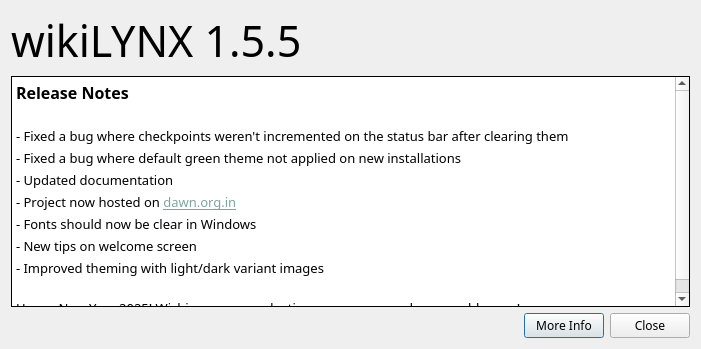
Above: wikiLYNX/ui/whatsnew.ui from flamboyantpenguin/wikilynx before the change. Below: the same form after it.
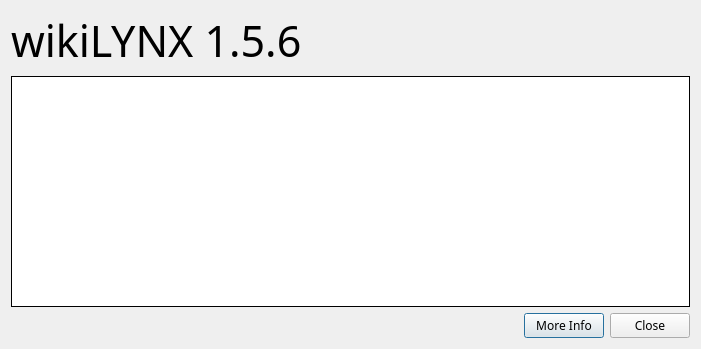
That is the form after the change. Icons and pictures are not drawn.

Commit message: Release 1.5.6-C3 - New BaseBrowser UI Class - Version Bump - UI Improvments - Major Code Cleanup - Performance Improvements

The edit to the form file:
```diff
--- a/wikiLYNX/ui/whatsnew.ui
+++ b/wikiLYNX/ui/whatsnew.ui
@@ -33,7 +33,7 @@
       </font>
      </property>
      <property name="text">
-      <string>wikiLYNX 1.5.5</string>
+      <string>wikiLYNX 1.5.6</string>
      </property>
     </widget>
    </item>
@@ -84,17 +84,7 @@
 li.unchecked::marker { content: &quot;\2610&quot;; }
 li.checked::marker { content: &quot;\2612&quot;; }
 &lt;/style&gt;&lt;/head&gt;&lt;body style=&quot; font-family:'Comfortaa'; font-size:10pt; font-weight:400; font-style:normal;&quot;&gt;
-&lt;p style=&quot; margin-top:0px; margin-bottom:0px; margin-left:0px; margin-right:0px; -qt-block-indent:0; text-indent:0px;&quot;&gt;&lt;span style=&quot; font-size:12pt; font-weight:700;&quot;&gt;Release Notes&lt;/span&gt;&lt;/p&gt;
-&lt;p style=&quot;-qt-paragraph-type:empty; margin-top:0px; margin-bottom:0px; margin-left:0px; margin-right:0px; -qt-block-indent:0; text-indent:10px; font-size:12pt;&quot;&gt;&lt;br /&gt;&lt;/p&gt;
-&lt;p style=&quot; margin-top:0px; margin-bottom:4px; margin-left:0px; margin-right:0px; -qt-block-indent:0; text-indent:0px;&quot;&gt;- Fixed a bug where checkpoints weren't incremented on the status bar after clearing them &lt;/p&gt;
-&lt;p style=&quot; margin-top:0px; margin-bottom:4px; margin-left:0px; margin-right:0px; -qt-block-indent:0; text-indent:0px;&quot;&gt;- Fixed a bug where default green theme not applied on new installations &lt;/p&gt;
-&lt;p style=&quot; margin-top:0px; margin-bottom:4px; margin-left:0px; margin-right:0px; -qt-block-indent:0; text-indent:0px;&quot;&gt;- Updated documentation&lt;/p&gt;
-&lt;p style=&quot; margin-top:0px; margin-bottom:4px; margin-left:0px; margin-right:0px; -qt-block-indent:0; text-indent:0px;&quot;&gt;- Project now hosted on &lt;a href=&quot;https://dawn.org.in&quot;&gt;&lt;span style=&quot; text-decoration: underline; color:#7fa59d;&quot;&gt;dawn.org.in&lt;/span&gt;&lt;/a&gt;&lt;/p&gt;
-&lt;p style=&quot; margin-top:0px; margin-bottom:4px; margin-left:0px; margin-right:0px; -qt-block-indent:0; text-indent:0px;&quot;&gt;- Fonts should now be clear in Windows&lt;/p&gt;
-&lt;p style=&quot; margin-top:0px; margin-bottom:4px; margin-left:0px; margin-right:0px; -qt-block-indent:0; text-indent:0px;&quot;&gt;- New tips on welcome screen&lt;/p&gt;
-&lt;p style=&quot; margin-top:0px; margin-bottom:4px; margin-left:0px; margin-right:0px; -qt-block-indent:0; text-indent:0px;&quot;&gt;- Improved theming with light/dark variant images&lt;/p&gt;
-&lt;p style=&quot;-qt-paragraph-type:empty; margin-top:0px; margin-bottom:0px; margin-left:0px; margin-right:0px; -qt-block-indent:0; text-indent:0px;&quot;&gt;&lt;br /&gt;&lt;/p&gt;
-&lt;p style=&quot; margin-top:0px; margin-bottom:0px; margin-left:0px; margin-right:0px; -qt-block-indent:0; text-indent:0px;&quot;&gt;Happy New Year 2025! Wishing you a productive, prosperous and memorable year! &lt;/p&gt;&lt;/body&gt;&lt;/html&gt;</string>
+&lt;p style=&quot;-qt-paragraph-type:empty; margin-top:0px; margin-bottom:0px; margin-left:0px; margin-right:0px; -qt-block-indent:0; text-indent:0px;&quot;&gt;&lt;br /&gt;&lt;/p&gt;&lt;/body&gt;&lt;/html&gt;</string>
      </property>
      <property name="textInteractionFlags">
       <set>Qt::TextInteractionFlag::LinksAccessibleByKeyboard|Qt::TextInteractionFlag::LinksAccessibleByMouse</set>
```
Left out of the diff: 21 changed lines with no effect on the pictures. The commit also changes 38 other files.
